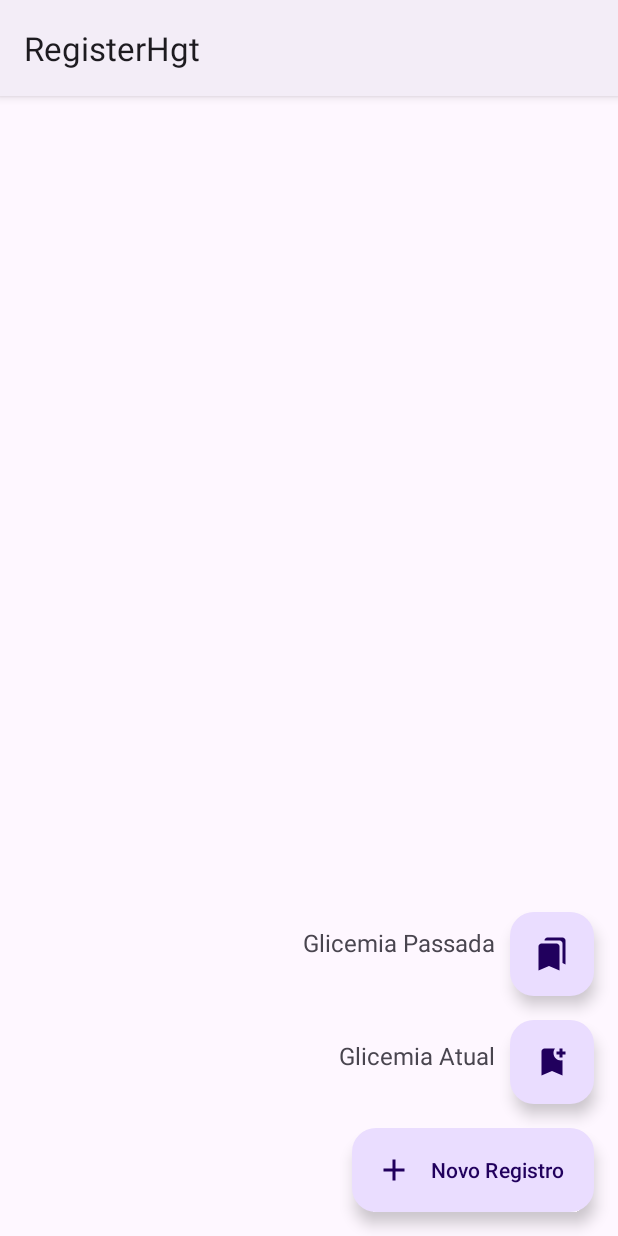
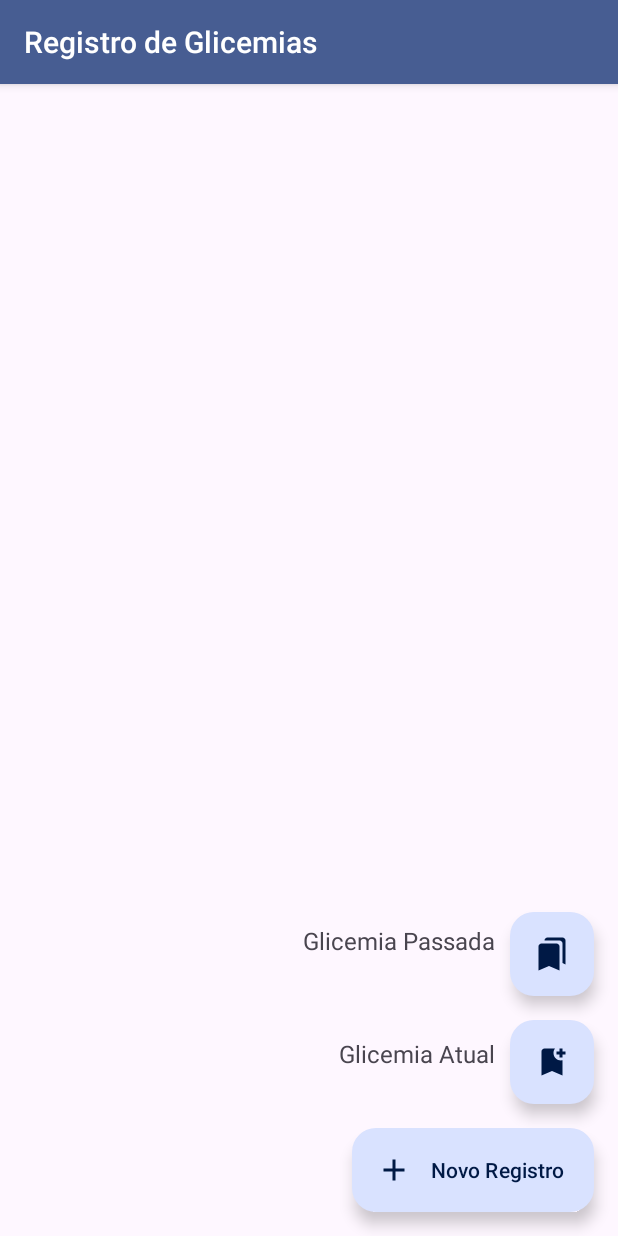
Before and after one commit to FerreirinhaJean/app-register-hgt, an Android app: the screen it shows after launch (MainActivity), after a tap on an icon or button, on a phone screen of 412 x 824 dp. Run offline under Robolectric (Android 15) with nearby library versions, the phone set to English and light mode, and no system bars; Roboto replaces fonts that are not available here.

Commit message:
Ajustes nos temas

```diff
--- a/app/src/main/res/values-night/themes.xml
+++ b/app/src/main/res/values-night/themes.xml
@@ -2,15 +2,23 @@
     <!-- Base application theme. -->
     <style name="Theme.RegisterHgt" parent="Theme.Material3.Dark">
         <!-- Primary brand color. -->
-        <item name="colorPrimary">@color/purple_200</item>
-        <item name="colorPrimaryVariant">@color/purple_700</item>
-        <item name="colorOnPrimary">@color/black</item>
+
+        <item name="colorPrimary">@color/material_dynamic_primary40</item>
+        <item name="colorPrimaryContainer">@color/material_dynamic_primary90</item>
+        <item name="colorOnPrimary">@color/material_dynamic_primary100</item>
+        <item name="colorOnPrimaryContainer">@color/material_dynamic_primary10</item>
         <!-- Secondary brand color. -->
-        <item name="colorSecondary">@color/teal_200</item>
-        <item name="colorSecondaryVariant">@color/teal_200</item>
-        <item name="colorOnSecondary">@color/black</item>
+        <item name="colorSecondary">@color/material_dynamic_secondary40</item>
+        <item name="colorSecondaryContainer">@color/material_dynamic_secondary90</item>
+        <item name="colorOnSecondary">@color/material_dynamic_secondary100</item>
+        <item name="colorOnSecondaryContainer">@color/material_dynamic_secondary10</item>
         <!-- Status bar color. -->
         <item name="android:statusBarColor">?attr/colorPrimaryVariant</item>
+        <item name="actionBarTheme">@style/RegisterHgtAppBar</item>
         <!-- Customize your theme here. -->
     </style>
+
+    <style name="RegisterHgtAppBar" parent="Theme.AppCompat">
+        <item name="colorPrimary">@color/material_dynamic_primary40</item>
+    </style>
 </resources>
--- a/app/src/main/res/values/strings.xml
+++ b/app/src/main/res/values/strings.xml
@@ -1,5 +1,5 @@
 <resources>
-    <string name="app_name">RegisterHgt</string>
+    <string name="app_name">Registro de Glicemias</string>
     <string name="adicionar_registro">Adicionar registro</string>
     <string name="adicionar_registro_atual">Adicionar registro atual</string>
     <string name="glicemia_atual">Glicemia Atual</string>
--- a/app/src/main/res/values/themes.xml
+++ b/app/src/main/res/values/themes.xml
@@ -2,16 +2,25 @@
     <!-- Base application theme. -->
     <style name="Theme.RegisterHgt" parent="Theme.Material3.DayNight">
         <!-- Primary brand color. -->
-        <item name="colorPrimary">@color/purple_500</item>
-        <item name="colorPrimaryVariant">@color/purple_700</item>
-        <item name="colorOnPrimary">@color/white</item>
+
+        <item name="colorPrimary">@color/material_dynamic_primary40</item>
+        <item name="colorPrimaryContainer">@color/material_dynamic_primary90</item>
+        <item name="colorOnPrimary">@color/material_dynamic_primary100</item>
+        <item name="colorOnPrimaryContainer">@color/material_dynamic_primary10</item>
         <!-- Secondary brand color. -->
-        <item name="colorSecondary">@color/teal_200</item>
-        <item name="colorSecondaryVariant">@color/teal_700</item>
-        <item name="colorOnSecondary">@color/black</item>
+        <item name="colorSecondary">@color/material_dynamic_secondary40</item>
+        <item name="colorSecondaryContainer">@color/material_dynamic_secondary90</item>
+        <item name="colorOnSecondary">@color/material_dynamic_secondary100</item>
+        <item name="colorOnSecondaryContainer">@color/material_dynamic_secondary10</item>
         <!-- Status bar color. -->
         <item name="android:statusBarColor">?attr/colorPrimaryVariant</item>
+        <item name="actionBarTheme">@style/RegisterHgtAppBar</item>
         <!-- Customize your theme here. -->
     </style>
 
+    <style name="RegisterHgtAppBar" parent="Theme.AppCompat">
+        <item name="colorPrimary">@color/material_dynamic_primary40</item>
+    </style>
+
+
 </resources>
```
